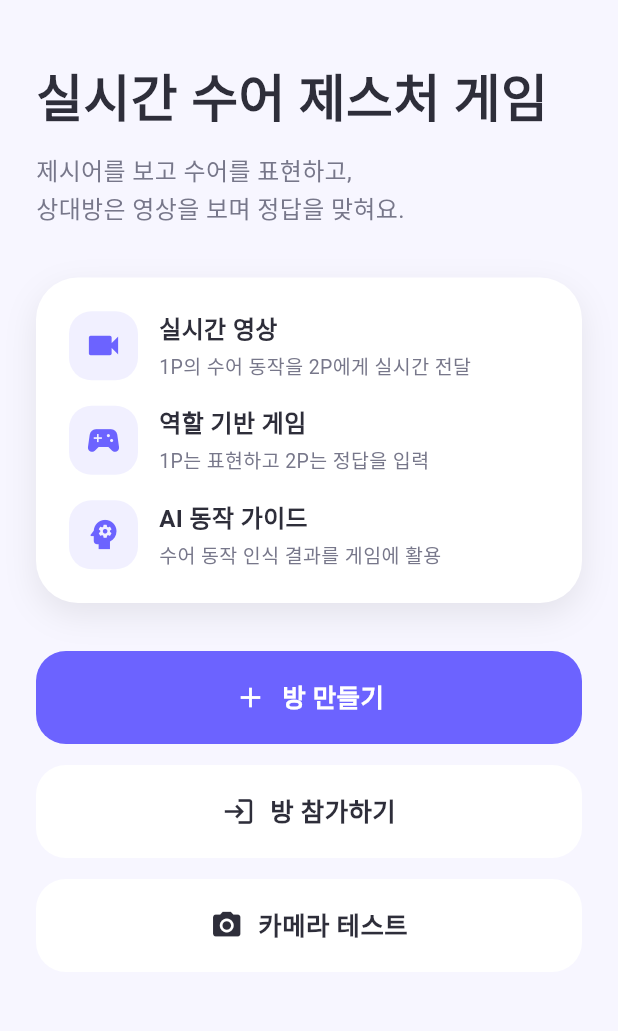
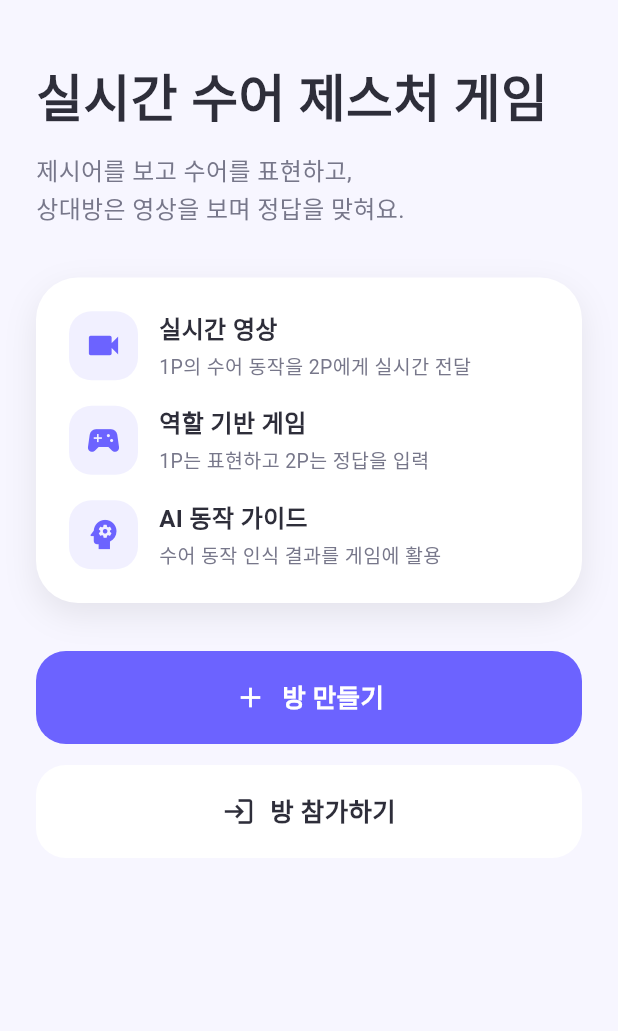
Before and after one commit to seungjae23/2026-Graduation-Project, a Flutter app: the screen it shows after launch, on a phone screen of 412 x 824 dp, the part 153-1184 px from its top. Run offline on Flutter 3.47's test engine with Material 3 defaults, Android fonts, the light colour scheme and no system bars; our stand-ins replace camera, cloud_firestore, firebase_core; missing offline and left inert: flutter_webrtc; accounts and stored records are empty.

Commit message:
홈 화면 카메라 테스트 버튼 제거

```diff
--- a/sign_play/lib/screens/home_screen.dart
+++ b/sign_play/lib/screens/home_screen.dart
@@ -140,23 +140,6 @@ class HomeScreen extends StatelessWidget {
                 },
               ),
 
-              const SizedBox(height: 14),
-
-              _MainButton(
-                text: '카메라 테스트',
-                icon: Icons.camera_alt,
-                backgroundColor: Colors.white,
-                textColor: Color(0xFF2E2E3A),
-                onTap: () {
-                  Navigator.push(
-                    context,
-                    MaterialPageRoute(
-                      builder: (context) => const CameraTestScreen(),
-                    ),
-                  );
-                },
-              ),
-
               const SizedBox(height: 18),
             ],
           ),
```
